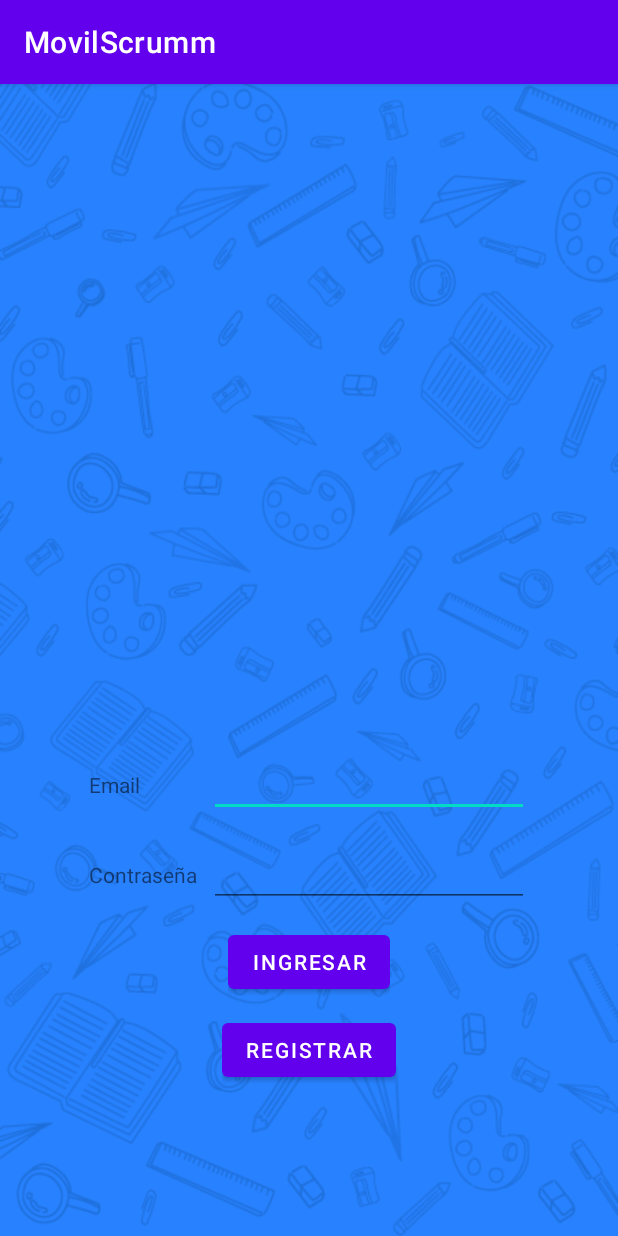
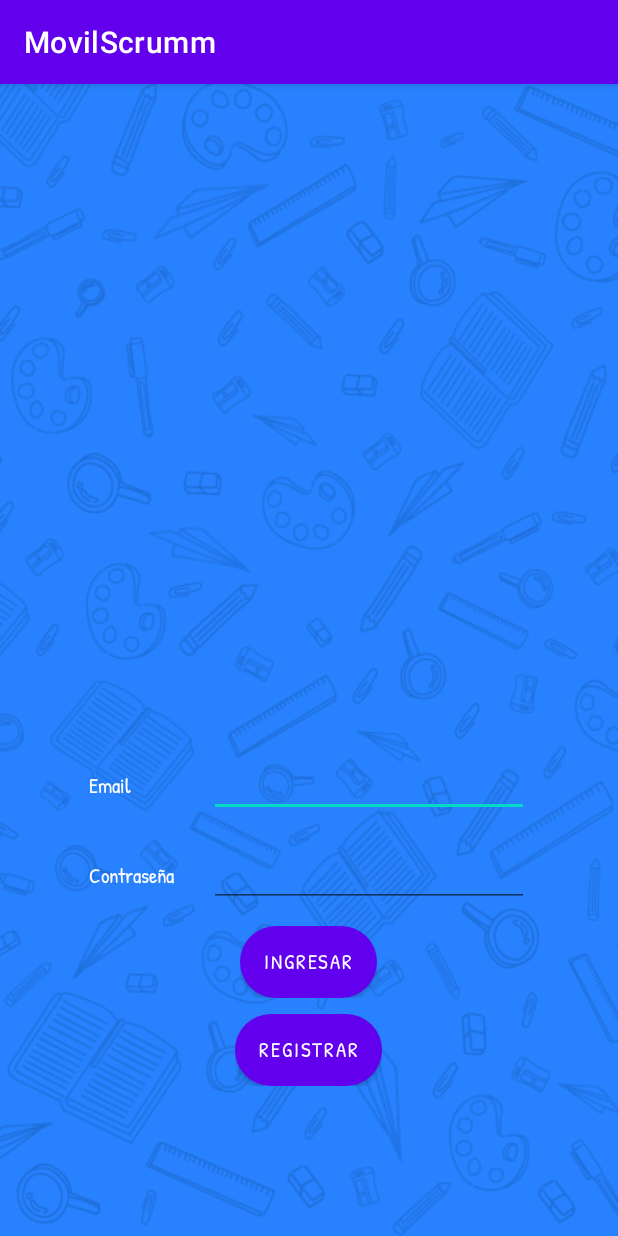
Before and after one commit to patman89/MovilScrum, an Android app: the LoginActivity screen opened directly, with no data from a screen before it, on a phone screen of 412 x 824 dp. Run offline under Robolectric (Android 15) with nearby library versions, the phone set to English and light mode, and no system bars; our stand-ins replace Firebase (no records; nobody signed in at launch, a user with empty details on screens opened directly).

Commit message:
adicion parte grafica y botones 2

```diff
--- a/app/src/main/res/layout/activity_login.xml
+++ b/app/src/main/res/layout/activity_login.xml
@@ -28,6 +28,9 @@
                 android:id="@+id/titleEmail"
                 android:layout_width="80dp"
                 android:layout_height="wrap_content"
+                android:backgroundTint="@color/white"
+                android:fontFamily="@font/patrick_hand"
+                android:textColor="@color/white"
                 android:text="@string/title_email" />
 
             <EditText
@@ -49,6 +52,9 @@
                 android:id="@+id/titlePassword"
                 android:layout_width="80dp"
                 android:layout_height="wrap_content"
+                android:backgroundTint="@color/white"
+                android:fontFamily="@font/patrick_hand"
+                android:textColor="@color/white"
                 android:text="@string/title_password" />
 
             <EditText
@@ -72,6 +78,10 @@
                 android:id="@+id/btnLogin"
                 android:layout_width="wrap_content"
                 android:layout_height="wrap_content"
+                android:backgroundTint="@color/white"
+                android:fontFamily="@font/patrick_hand"
+                android:textColor="@color/white"
+                android:background="@drawable/round_btn"
                 android:text="@string/btn_login_text" />
         </LinearLayout>
         <LinearLayout
@@ -84,6 +94,10 @@
                 android:id="@+id/btnStartRegister"
                 android:layout_width="wrap_content"
                 android:layout_height="wrap_content"
+                android:backgroundTint="@color/white"
+                android:fontFamily="@font/patrick_hand"
+                android:textColor="@color/white"
+                android:background="@drawable/round_btn"
                 android:text="@string/btn_register_text" />
         </LinearLayout>
     </LinearLayout>
```
